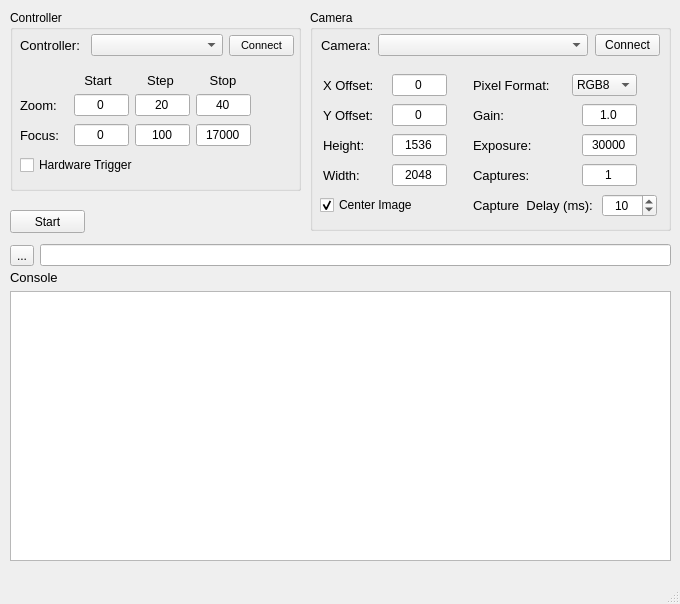
NSWC-Crane/passive_range, file capture_gui/src/capture_gui.ui: the form before one commit.
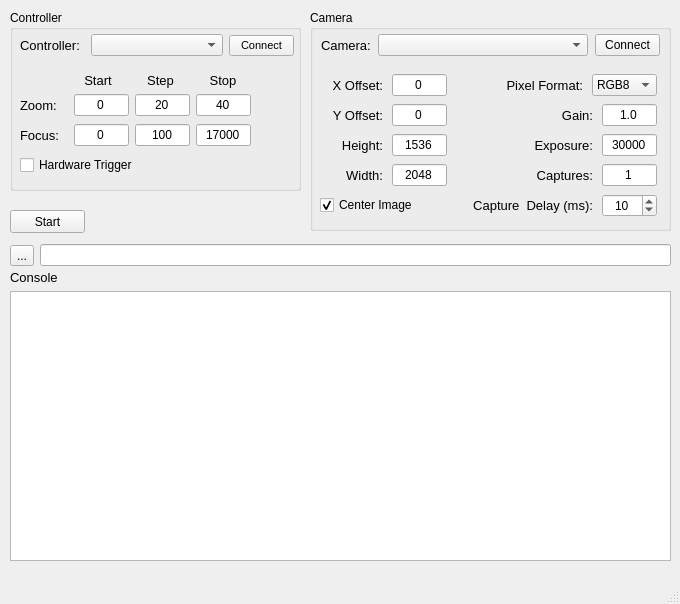
The form after the commit.

Diff of the .ui file:
```diff
--- a/capture_gui/src/capture_gui.ui
+++ b/capture_gui/src/capture_gui.ui
@@ -509,6 +509,9 @@
         <property name="text">
          <string>Width:</string>
         </property>
+        <property name="alignment">
+         <set>Qt::AlignRight|Qt::AlignTrailing|Qt::AlignVCenter</set>
+        </property>
        </widget>
       </item>
       <item>
@@ -538,7 +541,7 @@
     <widget class="QWidget" name="horizontalLayoutWidget_12">
      <property name="geometry">
       <rect>
-       <x>160</x>
+       <x>180</x>
        <y>120</y>
        <width>171</width>
        <height>31</height>
@@ -567,6 +570,9 @@
         <property name="text">
          <string>Exposure:</string>
         </property>
+        <property name="alignment">
+         <set>Qt::AlignRight|Qt::AlignTrailing|Qt::AlignVCenter</set>
+        </property>
        </widget>
       </item>
       <item>
@@ -625,6 +631,9 @@
         <property name="text">
          <string>Height:</string>
         </property>
+        <property name="alignment">
+         <set>Qt::AlignRight|Qt::AlignTrailing|Qt::AlignVCenter</set>
+        </property>
        </widget>
       </item>
       <item>
@@ -683,6 +692,9 @@
         <property name="text">
          <string>X Offset:</string>
         </property>
+        <property name="alignment">
+         <set>Qt::AlignRight|Qt::AlignTrailing|Qt::AlignVCenter</set>
+        </property>
        </widget>
       </item>
       <item>
@@ -712,7 +724,7 @@
     <widget class="QWidget" name="horizontalLayoutWidget_10">
      <property name="geometry">
       <rect>
-       <x>160</x>
+       <x>180</x>
        <y>60</y>
        <width>171</width>
        <height>31</height>
@@ -741,6 +753,9 @@
         <property name="text">
          <string>Pixel Format:</string>
         </property>
+        <property name="alignment">
+         <set>Qt::AlignRight|Qt::AlignTrailing|Qt::AlignVCenter</set>
+        </property>
        </widget>
       </item>
       <item>
@@ -803,6 +818,9 @@
         <property name="text">
          <string>Y Offset:</string>
         </property>
+        <property name="alignment">
+         <set>Qt::AlignRight|Qt::AlignTrailing|Qt::AlignVCenter</set>
+        </property>
        </widget>
       </item>
       <item>
@@ -832,7 +850,7 @@
     <widget class="QWidget" name="horizontalLayoutWidget_11">
      <property name="geometry">
       <rect>
-       <x>160</x>
+       <x>180</x>
        <y>90</y>
        <width>171</width>
        <height>31</height>
@@ -861,6 +879,9 @@
         <property name="text">
          <string>Gain:</string>
         </property>
+        <property name="alignment">
+         <set>Qt::AlignRight|Qt::AlignTrailing|Qt::AlignVCenter</set>
+        </property>
        </widget>
       </item>
       <item>
@@ -961,7 +982,7 @@
     <widget class="QWidget" name="horizontalLayoutWidget_14">
      <property name="geometry">
       <rect>
-       <x>160</x>
+       <x>180</x>
        <y>150</y>
        <width>171</width>
        <height>31</height>
@@ -990,6 +1011,9 @@
         <property name="text">
          <string>Captures:</string>
         </property>
+        <property name="alignment">
+         <set>Qt::AlignRight|Qt::AlignTrailing|Qt::AlignVCenter</set>
+        </property>
        </widget>
       </item>
       <item>
@@ -1070,6 +1094,9 @@
         <property name="text">
          <string>Capture  Delay (ms):</string>
         </property>
+        <property name="alignment">
+         <set>Qt::AlignRight|Qt::AlignTrailing|Qt::AlignVCenter</set>
+        </property>
        </widget>
       </item>
       <item>
```
